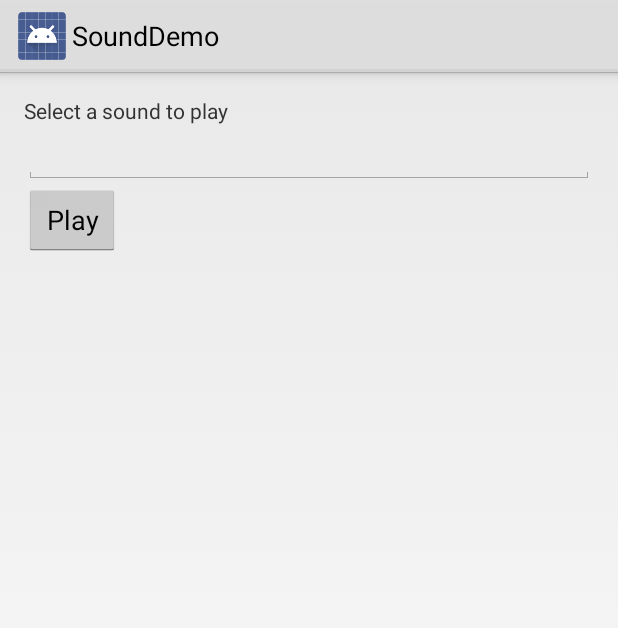
After one commit to koncinar/sola-razvijanja-android-aplikacij-4, an Android app: the fragment SoundStreamFragment shown on its own in the app's theme, on a phone screen of 412 x 824 dp. The commit adds this screen. Shown: the top 628 px of the screen. Run offline under Robolectric (Android 15) with nearby library versions, the phone set to English and light mode, and no system bars.

Commit message:
Audio streaming

```diff
--- a/app/src/main/AndroidManifest.xml
+++ b/app/src/main/AndroidManifest.xml
@@ -1,6 +1,12 @@
 <?xml version="1.0" encoding="utf-8"?>
 <manifest xmlns:android="http://schemas.android.com/apk/res/android"
     package="com.comtrade.sounddemo.app" >
+
+    <!--for streaming audio-->
+    <uses-permission android:name="android.permission.INTERNET"/>
+
+    <!--for reading audio from local storage-->
+    <uses-permission android:name="android.permission.READ_EXTERNAL_STORAGE"/>
 
     <application
         android:allowBackup="true"
--- /dev/null
+++ b/app/src/main/java/com/comtrade/sounddemo/app/SoundStreamFragment.java
@@ -0,0 +1,84 @@
+package com.comtrade.sounddemo.app;
+
+import android.app.Fragment;
+import android.media.MediaPlayer;
+import android.net.Uri;
+import android.os.Bundle;
+import android.text.Editable;
+import android.text.TextUtils;
+import android.view.LayoutInflater;
+import android.view.View;
+import android.view.ViewGroup;
+import android.widget.Button;
+import android.widget.EditText;
+import android.widget.Toast;
+
+/**
+ * <p>A fragment where you can enter and URL of a sound and play it.</p>
+ * <p>Created by <a href="mailto:rok.koncina@comtrade.com">Rok Koncina</a> on 12.10.2014.</p>
+ */
+
+public class SoundStreamFragment extends Fragment implements View.OnClickListener, MediaPlayer.OnCompletionListener {
+
+    private EditText soundUrlEditText;
+
+    private MediaPlayer mediaPlayer;
+
+
+    @SuppressWarnings("ConstantConditions")
+    @Override
+    public View onCreateView(LayoutInflater inflater, ViewGroup container,
+                             Bundle savedInstanceState) {
+        View rootView = inflater.inflate(R.layout.fragment_stream, container, false);
+
+        // find sound URL input field for future reference
+        soundUrlEditText = (EditText) rootView.findViewById(R.id.sound_url);
+
+        // add the click listener to the button
+        Button playButton = (Button) rootView.findViewById(R.id.btn_play);
+        playButton.setOnClickListener(this);
+
+        return rootView;
+    }
+
+    @Override
+    public void onClick(View v) {
+        Editable soundUrlText = soundUrlEditText.getText();
+        if (TextUtils.isEmpty(soundUrlText)) {
+            Toast.makeText(getActivity(), R.string.msg_empty_url, Toast.LENGTH_LONG).show();
+            return;
+        }
+
+        String url = soundUrlText.toString();
+
+        // if media player is already active, stop it first
+        if (mediaPlayer != null) {
+            mediaPlayer.stop();
+            onCompletion(mediaPlayer);
+        }
+
+        // create the URI from the URL
+        Uri uri = Uri.parse(url);
+
+        // load the sound from the URI
+        mediaPlayer = MediaPlayer.create(getActivity(), uri);
+
+        // if media could not be loaded, the media player will be null
+        if (mediaPlayer == null) {
+            Toast.makeText(getActivity(), R.string.msg_wrong_url, Toast.LENGTH_LONG).show();
+            return;
+        }
+
+        mediaPlayer.setOnCompletionListener(this);
+        mediaPlayer.start();
+
+    }
+
+    @Override
+    public void onCompletion(MediaPlayer mp) {
+        // when media playing stopped we need to release the resources so that we free up the memory
+        mediaPlayer.reset();
+        mediaPlayer.release();
+        mediaPlayer = null;
+    }
+}
--- /dev/null
+++ b/app/src/main/res/layout/fragment_stream.xml
@@ -0,0 +1,25 @@
+<LinearLayout xmlns:android="http://schemas.android.com/apk/res/android"
+              xmlns:tools="http://schemas.android.com/tools"
+              android:orientation="vertical"
+              android:layout_width="match_parent"
+              android:layout_height="match_parent"
+              android:paddingLeft="@dimen/activity_horizontal_margin"
+              android:paddingRight="@dimen/activity_horizontal_margin"
+              android:paddingTop="@dimen/activity_vertical_margin"
+              android:paddingBottom="@dimen/activity_vertical_margin"
+              tools:context="com.comtrade.sounddemo.app.SoundStreamFragment">
+
+    <TextView android:text="@string/lbl_select_sound"
+              android:layout_width="match_parent"
+              android:layout_height="wrap_content"/>
+
+    <EditText android:id="@+id/sound_url"
+              android:inputType="textUri"
+              android:layout_width="match_parent"
+              android:layout_height="wrap_content"/>
+
+    <Button android:id="@+id/btn_play"
+            android:layout_width="wrap_content"
+            android:layout_height="wrap_content"
+            android:text="@string/btn_play"/>
+</LinearLayout>
--- a/app/src/main/res/values/strings.xml
+++ b/app/src/main/res/values/strings.xml
@@ -2,4 +2,8 @@
 <resources>
     <string name="app_name">SoundDemo</string>
     <string name="lbl_select_sound">Select a sound to play</string>
+    <string name="lbl_url_sound">Insert URL to the sound</string>
+    <string name="btn_play">Play</string>
+    <string name="msg_empty_url">Please enter a non-empty URI</string>
+    <string name="msg_wrong_url">Please enter a valid URI</string>
 </resources>
```
Also changed, not shown: app/src/main/java/com/comtrade/sounddemo/app/SoundsActivity.java (+7 -11 lines).
